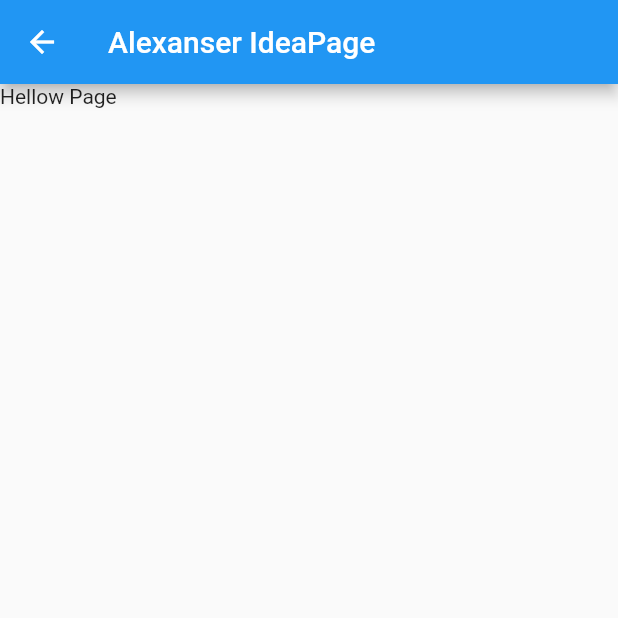
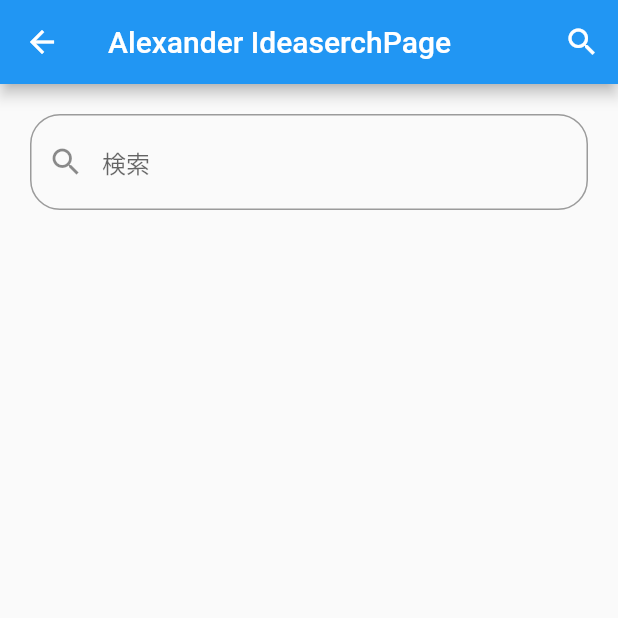
Before and after one commit to K-shir0/Alexander, a Flutter app: the IdeaPage screen opened by its route, on a phone screen of 412 x 824 dp, the top half of it. Run offline on Flutter 3.47's test engine with Material 2 defaults, Android fonts, the phone set to English and light mode, and no system bars.

Commit message:
7/12 検索バーの追加(missのところには間違えて検索処理を書いてしまったので参考に)

```diff
--- a/lib/app.dart
+++ b/lib/app.dart
@@ -1,6 +1,6 @@
 import 'package:alexander/pages/ideaserch_page.dart';
+import 'package:alexander/pages/ideaserch_page_miss.dart';
 import 'package:flutter/material.dart';
-
 import 'pages/counter_page.dart';
 
 class App extends StatelessWidget {
@@ -21,11 +21,12 @@ class App extends StatelessWidget {
         // is not restarted.
         primarySwatch: Colors.blue,
       ),
-      initialRoute: '/',
+      initialRoute: '/ideapage',
       routes: {
         '/': (BuildContext context) =>
             const CounterPage(title: 'Flutter Demo Home Page'),
         '/ideapage': (BuildContext context) => const IdeaPage(),
+        '/ideapagemiss': (BuildContext context) => const IdeaPagemiss(),
       },
     );
   }
--- a/lib/pages/ideaserch_page.dart
+++ b/lib/pages/ideaserch_page.dart
@@ -8,16 +8,37 @@ class IdeaPage extends StatefulWidget {
 }
 
 class _IdeaPageState extends State<IdeaPage> {
+  //検索バーの出現を管理するための変数
+  bool searchcheck = true;
+
   @override
   Widget build(BuildContext context) {
     return Scaffold(
       appBar: AppBar(
-        title: const Text('Alexanser IdeaPage'),
+        title: const Text('Alexander IdeaserchPage'),
+        actions: [
+          IconButton(
+            icon: const Icon(Icons.search),
+            //検索ボタンをクリック時
+            onPressed: () {},
+          ),
+        ],
       ),
-      body: SingleChildScrollView(
+      body: Container(
+        padding: const EdgeInsets.all(20),
         child: Column(
           children: [
-            const Text('Hellow Page'),
+            //true = 表示, false = 非表示
+            if (searchcheck == true)
+              const TextField(
+                decoration: InputDecoration(
+                  border: OutlineInputBorder(
+                    borderRadius: BorderRadius.all(Radius.circular(20)),
+                  ),
+                  prefixIcon: Icon(Icons.search),
+                  hintText: '検索',
+                ),
+              ),
           ],
         ),
       ),
--- a/pubspec.yaml
+++ b/pubspec.yaml
@@ -24,6 +24,8 @@ dependencies:
   flutter:
     sdk: flutter
 
+  #検索機能実現させるためにpub getした文
+  provider: ^5.0.0
 
   # The following adds the Cupertino Icons font to your application.
   # Use with the CupertinoIcons class for iOS style icons.
```
Also changed, not shown: lib/pages/ideaserch_page_miss.dart (added, +64 -0 lines), lib/pages/search_model.dart (added, +41 -0 lines).
